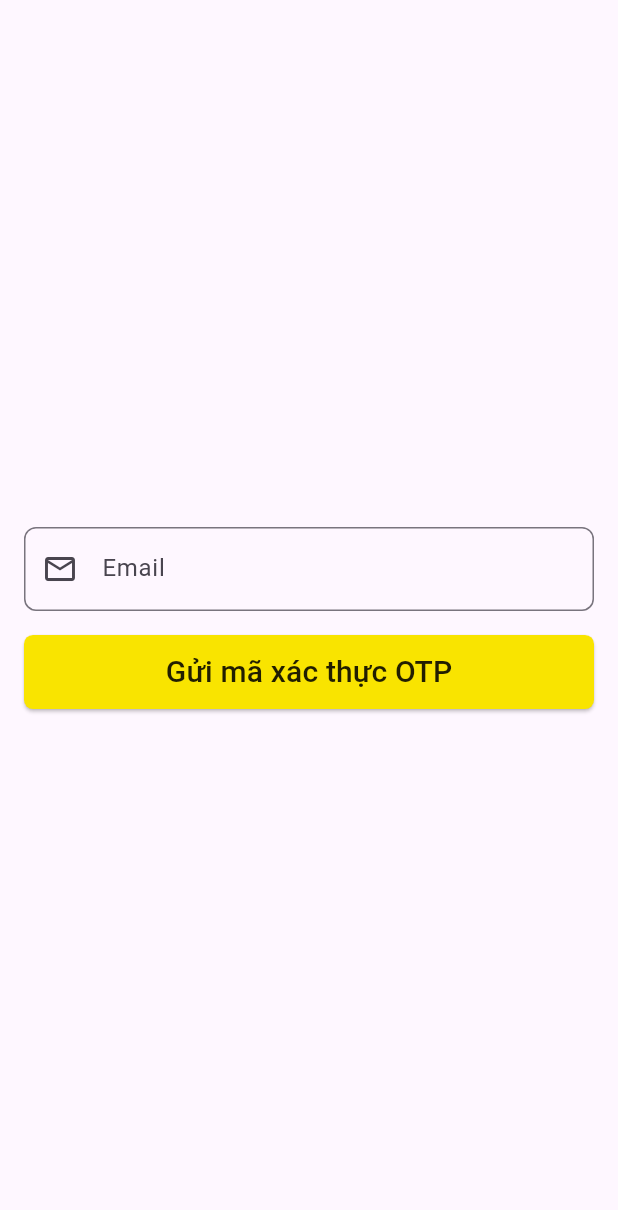
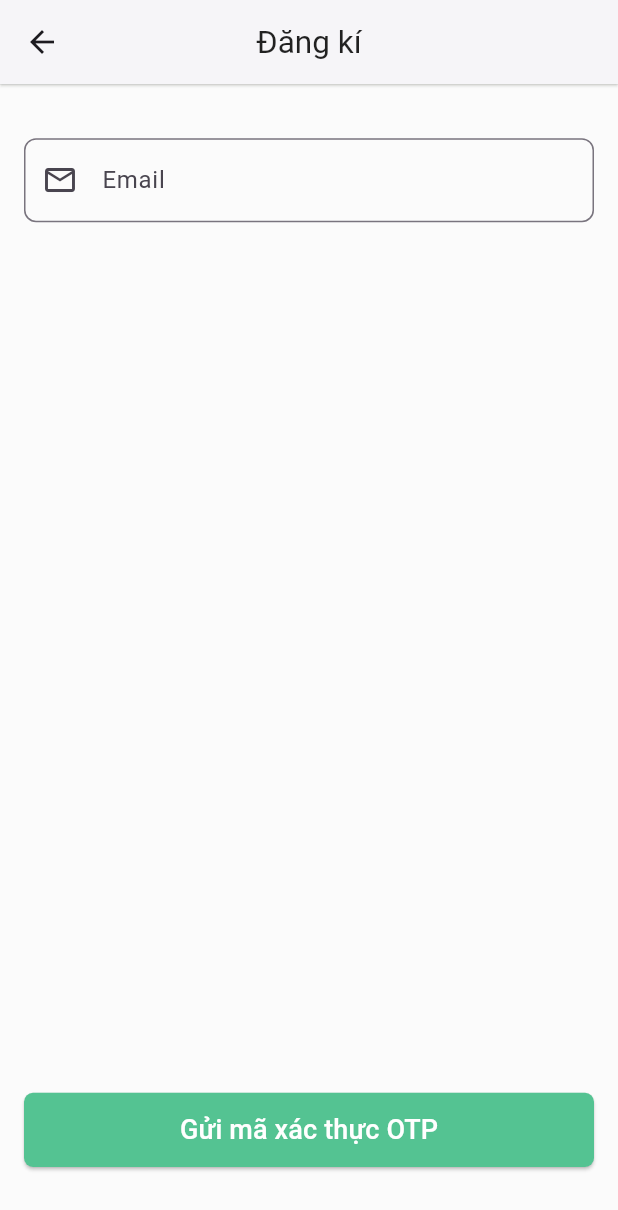
Before and after one commit to nguyenhuyk3/bmt_mobile, a Flutter app: the screen it shows after launch, after a tap on "Hãy đăng ký", on a phone screen of 412 x 824 dp. Shown: the top 1210 px of the screen. Run offline on Flutter 3.47's test engine with Material 3 defaults, Android fonts, the phone set to English and light mode, and no system bars; our stand-ins replace equatable, flutter_bloc, flutter_svg, formz, logger; accounts and stored records are empty.

Commit message:
feat(register) complete step 1 and 2

```diff
--- a/lib/bloc/register/bloc.dart
+++ b/lib/bloc/register/bloc.dart
@@ -70,8 +70,6 @@ class RegisterBloc extends Bloc<RegisterEvent, RegisterState> {
     Emitter<RegisterState> emit,
   ) async {
     final otp = Otp.dirty(event.otp);
-
-    print(state);
 
     emit(RegisterStepTwo(otp: Otp.dirty(otp.value)));
   }
--- a/lib/views/authentication/login/form.dart
+++ b/lib/views/authentication/login/form.dart
@@ -196,7 +196,7 @@ class _LoginButton extends StatelessWidget {
               ? () => context.read<LoginBloc>().add(const LoginSubmitted())
               : null,
       style: ButtonStyle(
-        backgroundColor: WidgetStateProperty.all(const Color(0xFF00FFAB)),
+        backgroundColor: WidgetStateProperty.all(const Color(0xFF54C392)),
         shape: WidgetStateProperty.all(
           RoundedRectangleBorder(
             borderRadius: BorderRadius.circular(6),
--- /dev/null
+++ b/lib/views/authentication/register/register.layout.dart
@@ -0,0 +1,110 @@
+import 'package:flutter/material.dart';
+import 'package:flutter_bloc/flutter_bloc.dart';
+import 'package:rent_transport_fe/bloc/register/bloc.dart';
+
+class RegisterLayout extends StatelessWidget {
+  final Widget child;
+  final bool isStepOne;
+
+  const RegisterLayout({
+    super.key,
+    required this.child,
+    this.isStepOne = false,
+  });
+
+  @override
+  Widget build(BuildContext context) {
+    return Scaffold(
+      backgroundColor: const Color(0xFFFBFBFB),
+      appBar: AppBar(
+        title: const Text(
+          'Đăng kí',
+          style: TextStyle(
+            color: Colors.black87,
+            fontSize: 21,
+            fontWeight: FontWeight.w400,
+          ),
+        ),
+        centerTitle: true,
+        elevation: 0.7,
+        shadowColor: const Color(0xFFEFF3EA),
+        backgroundColor: const Color(0xFFFBFBFB),
+        automaticallyImplyLeading: isStepOne,
+        bottom: const PreferredSize(
+          preferredSize: Size.fromHeight(0.1),
+          child: Divider(height: 0.1, thickness: 0.1, color: Colors.grey),
+        ),
+      ),
+      body: Padding(
+        padding: const EdgeInsets.all(16),
+        child: Column(
+          mainAxisAlignment: MainAxisAlignment.start,
+          children: [Expanded(child: child)],
+        ),
+      ),
+    );
+  }
+}
+
+class NextStepButton extends StatelessWidget {
+  final String text;
+  final RegisterEvent event;
+  final bool Function(RegisterState state) stateCondition;
+  final Widget nextPage;
+  final Key buttonKey;
+
+  const NextStepButton({
+    super.key,
+    required this.text,
+    required this.event,
+    required this.stateCondition,
+    required this.nextPage,
+    required this.buttonKey,
+  });
+
+  @override
+  Widget build(BuildContext context) {
+    return BlocListener<RegisterBloc, RegisterState>(
+      listener: (context, state) {
+        if (stateCondition(state)) {
+          Navigator.pushReplacement(
+            context,
+            MaterialPageRoute(
+              builder: (_) => BlocProvider.value(
+                value: context.read<RegisterBloc>(),
+                child: nextPage,
+              ),
+            ),
+          );
+        }
+      },
+      child: ElevatedButton(
+        key: buttonKey,
+        onPressed: () => context.read<RegisterBloc>().add(event),
+        style: ButtonStyle(
+          backgroundColor: WidgetStateProperty.all(const Color(0xFF54C392)),
+          shape: WidgetStateProperty.all(
+            RoundedRectangleBorder(
+              borderRadius: BorderRadius.circular(6),
+              side: const BorderSide(color: Colors.transparent, width: 1),
+            ),
+          ),
+          minimumSize: WidgetStateProperty.all(
+            Size(double.infinity, MediaQuery.of(context).size.height * 0.06),
+          ),
+        ),
+        child: Padding(
+          padding: const EdgeInsets.all(4),
+          child: Text(
+            text,
+            style: const TextStyle(
+              color: Colors.white,
+              fontSize: 18,
+              fontWeight: FontWeight.w500,
+            ),
+          ),
+        ),
+      ),
+    );
+  }
+}
--- a/lib/views/authentication/register/step_1.dart
+++ b/lib/views/authentication/register/step_1.dart
@@ -1,6 +1,8 @@
 import 'package:flutter/material.dart';
 import 'package:flutter_bloc/flutter_bloc.dart';
 import 'package:rent_transport_fe/bloc/register/bloc.dart';
+import 'package:rent_transport_fe/global/global.dart';
+import 'package:rent_transport_fe/views/authentication/register/register.layout.dart';
 
 import 'step_2.dart';
 
@@ -9,13 +11,18 @@ class StepOnePage extends StatelessWidget {
 
   @override
   Widget build(BuildContext context) {
-    return Scaffold(
-      body: Padding(
-        padding: const EdgeInsets.all(16.0),
-        child: Column(
-          mainAxisAlignment: MainAxisAlignment.center,
-          children: [_EmailInput(), SizedBox(height: 16), _NextStepButton()],
-        ),
+    return RegisterLayout(
+      isStepOne: true,
+      child: Column(
+        children: [
+          const SizedBox(height: 20),
+          _EmailInput(),
+
+          const Spacer(),
+
+          _NextStepButton(),
+          const SizedBox(height: 30),
+        ],
       ),
     );
   }
@@ -31,7 +38,7 @@ class _EmailInput extends StatelessWidget {
 
     final currentState = context.read<RegisterBloc>().state;
 
-    print(currentState);
+    logger.i(currentState);
 
     return TextField(
       key: const Key('register_emailInput_textField'),
@@ -57,9 +64,15 @@ class _NextStepButton extends StatelessWidget {
     return BlocListener<RegisterBloc, RegisterState>(
       listener: (context, state) {
         if (state is RegisterStepTwo) {
-          Navigator.push(
+          Navigator.pushReplacement(
             context,
-            MaterialPageRoute(builder: (_) => StepTwoPage()),
+            MaterialPageRoute(
+              builder:
+                  (_) => BlocProvider.value(
+                    value: context.read<RegisterBloc>(),
+                    child: StepTwoPage(),
+                  ),
+            ),
           );
         }
       },
@@ -68,7 +81,7 @@ class _NextStepButton extends StatelessWidget {
         onPressed:
             () => {context.read<RegisterBloc>().add(RegisterEmailSubmitted())},
         style: ButtonStyle(
-          backgroundColor: WidgetStateProperty.all(const Color(0xFFF9E400)),
+          backgroundColor: WidgetStateProperty.all(const Color(0xFF54C392)),
           shape: WidgetStateProperty.all(
             RoundedRectangleBorder(
               borderRadius: BorderRadius.circular(6),
@@ -84,8 +97,8 @@ class _NextStepButton extends StatelessWidget {
           child: Text(
             'Gửi mã xác thực OTP',
             style: TextStyle(
-              color: Colors.black87,
-              fontSize: 20.0,
+              color: Colors.white,
+              fontSize: 18,
               fontWeight: FontWeight.w500,
             ),
           ),
```
Also changed, not shown: lib/views/authentication/register/step_2.dart (+15 -10 lines).
